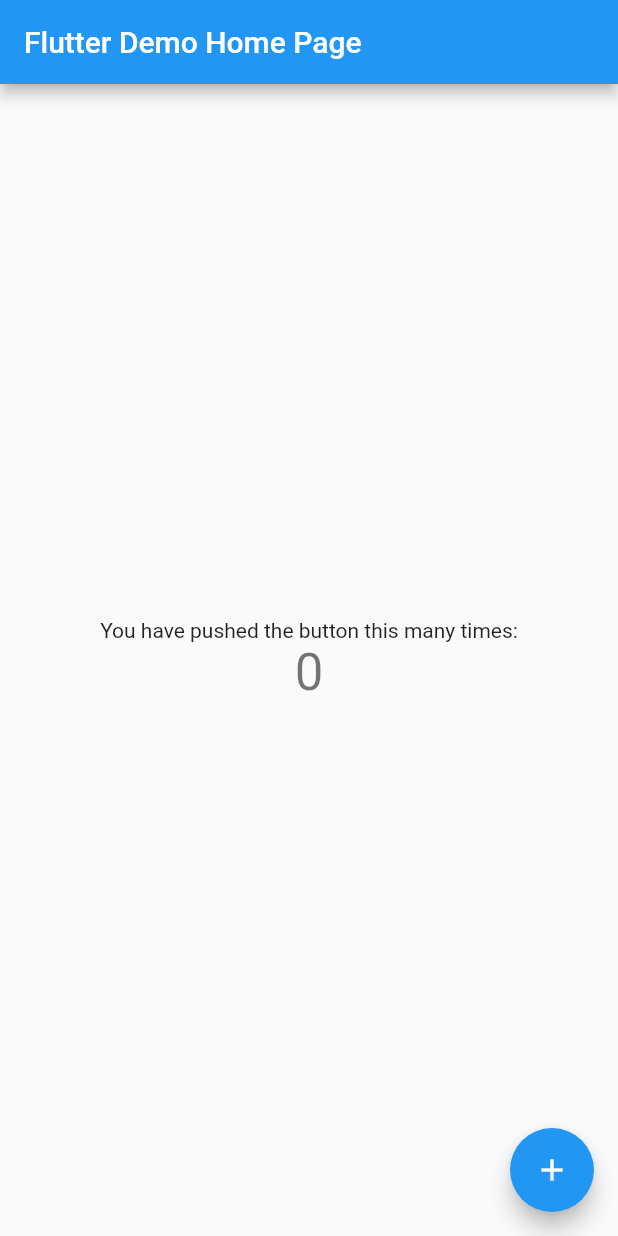
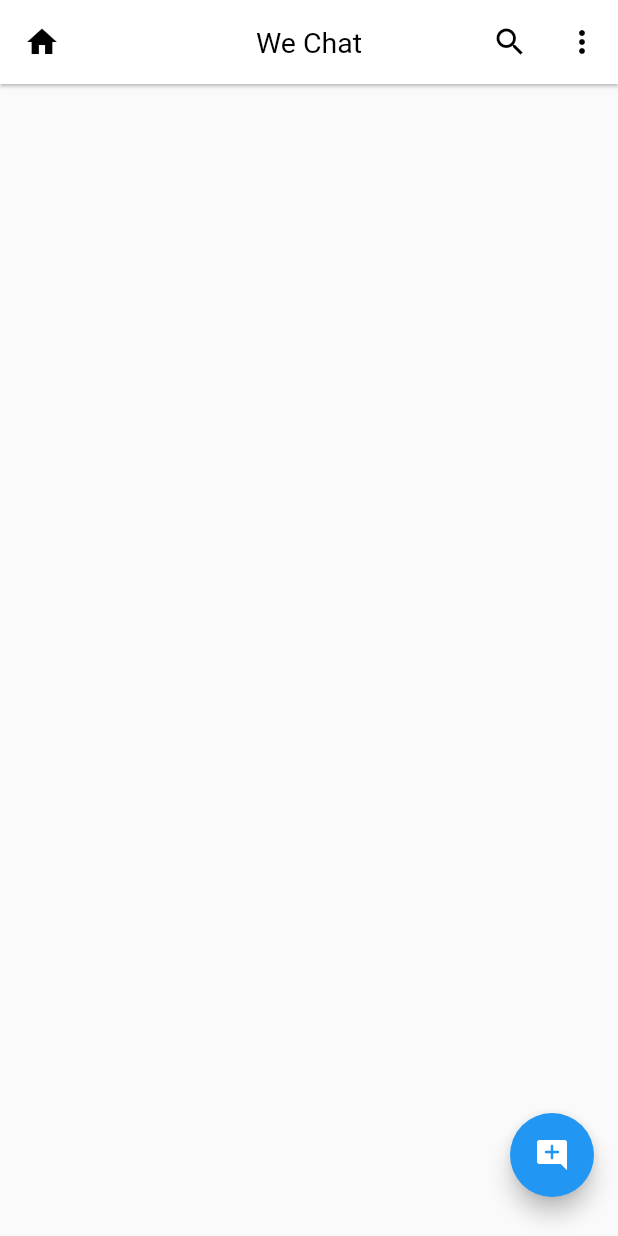
Before and after one commit to Sehaj-kahlon/We-Chat, a Flutter app: the screen it shows after launch, on a phone screen of 412 x 824 dp. Run offline on Flutter 3.47's test engine with Material 2 defaults, Android fonts, the phone set to English and light mode, and no system bars.

Commit message:
home screen ui

```diff
--- a/lib/main.dart
+++ b/lib/main.dart
@@ -1,4 +1,6 @@
 import 'package:flutter/material.dart';
+//we want shorter custom imports
+import 'screens/home_screen.dart';
 
 void main() {
   runApp(const MyApp());
@@ -11,105 +13,18 @@ class MyApp extends StatelessWidget {
   @override
   Widget build(BuildContext context) {
     return MaterialApp(
-      title: 'Flutter Demo',
+      title: 'We Chat',
       theme: ThemeData(
-        // This is the theme of your application.
-        //
-        // Try running your application with "flutter run". You'll see the
-        // application has a blue toolbar. Then, without quitting the app, try
-        // changing the primarySwatch below to Colors.green and then invoke
-        // "hot reload" (press "r" in the console where you ran "flutter run",
-        // or simply save your changes to "hot reload" in a Flutter IDE).
-        // Notice that the counter didn't reset back to zero; the application
-        // is not restarted.
-        primarySwatch: Colors.blue,
-      ),
-      home: const MyHomePage(title: 'Flutter Demo Home Page'),
+          appBarTheme: const AppBarTheme(
+        centerTitle: true,
+        elevation: 1,
+        iconTheme: IconThemeData(color: Colors.black),
+        titleTextStyle: TextStyle(
+            color: Colors.black, fontWeight: FontWeight.normal, fontSize: 19),
+        backgroundColor: Colors.white,
+      )),
+      home: HomeScreen(),
+      // home: const MyHomePage(title: 'Flutter Demo Home Page'),
     );
   }
 }
-
-class MyHomePage extends StatefulWidget {
-  const MyHomePage({super.key, required this.title});
-
-  // This widget is the home page of your application. It is stateful, meaning
-  // that it has a State object (defined below) that contains fields that affect
-  // how it looks.
-
-  // This class is the configuration for the state. It holds the values (in this
-  // case the title) provided by the parent (in this case the App widget) and
-  // used by the build method of the State. Fields in a Widget subclass are
-  // always marked "final".
-
-  final String title;
-
-  @override
-  State<MyHomePage> createState() => _MyHomePageState();
-}
-
-class _MyHomePageState extends State<MyHomePage> {
-  int _counter = 0;
-
-  void _incrementCounter() {
-    setState(() {
-      // This call to setState tells the Flutter framework that something has
-      // changed in this State, which causes it to rerun the build method below
-      // so that the display can reflect the updated values. If we changed
-      // _counter without calling setState(), then the build method would not be
-      // called again, and so nothing would appear to happen.
-      _counter++;
-    });
-  }
-
-  @override
-  Widget build(BuildContext context) {
-    // This method is rerun every time setState is called, for instance as done
-    // by the _incrementCounter method above.
-    //
-    // The Flutter framework has been optimized to make rerunning build methods
-    // fast, so that you can just rebuild anything that needs updating rather
-    // than having to individually change instances of widgets.
-    return Scaffold(
-      appBar: AppBar(
-        // Here we take the value from the MyHomePage object that was created by
-        // the App.build method, and use it to set our appbar title.
-        title: Text(widget.title),
-      ),
-      body: Center(
-        // Center is a layout widget. It takes a single child and positions it
-        // in the middle of the parent.
-        child: Column(
-          // Column is also a layout widget. It takes a list of children and
-          // arranges them vertically. By default, it sizes itself to fit its
-          // children horizontally, and tries to be as tall as its parent.
-          //
-          // Invoke "debug painting" (press "p" in the console, choose the
-          // "Toggle Debug Paint" action from the Flutter Inspector in Android
-          // Studio, or the "Toggle Debug Paint" command in Visual Studio Code)
-          // to see the wireframe for each widget.
-          //
-          // Column has various properties to control how it sizes itself and
-          // how it positions its children. Here we use mainAxisAlignment to
-          // center the children vertically; the main axis here is the vertical
-          // axis because Columns are vertical (the cross axis would be
-          // horizontal).
-          mainAxisAlignment: MainAxisAlignment.center,
-          children: <Widget>[
-            const Text(
-              'You have pushed the button this many times:',
-            ),
-            Text(
-              '$_counter',
-              style: Theme.of(context).textTheme.headlineMedium,
-            ),
-          ],
-        ),
-      ),
-      floatingActionButton: FloatingActionButton(
-        onPressed: _incrementCounter,
-        tooltip: 'Increment',
-        child: const Icon(Icons.add),
-      ), // This trailing comma makes auto-formatting nicer for build methods.
-    );
-  }
-}
--- /dev/null
+++ b/lib/screens/home_screen.dart
@@ -0,0 +1,35 @@
+import 'package:flutter/material.dart';
+
+//strateful widget so that we can change it dynamically
+class HomeScreen extends StatefulWidget {
+  const HomeScreen({super.key});
+
+  @override
+  State<HomeScreen> createState() => _HomeScreenState();
+}
+
+class _HomeScreenState extends State<HomeScreen> {
+  @override
+  Widget build(BuildContext context) {
+    return Scaffold(
+        //appbar
+        appBar: AppBar(
+          leading: Icon(Icons.home),
+          title: const Text('We Chat'),
+          actions: [
+            //search user button
+            IconButton(onPressed: () {}, icon: const Icon(Icons.search)),
+            //more features button
+            IconButton(onPressed: () {}, icon: const Icon(Icons.more_vert))
+          ],
+        ),
+        //floating button to add new user
+        floatingActionButton: Padding(
+          padding: const EdgeInsets.only(bottom: 10),
+          child: FloatingActionButton(
+            onPressed: () {},
+            child: Icon(Icons.add_comment_rounded),
+          ),
+        ));
+  }
+}
```
